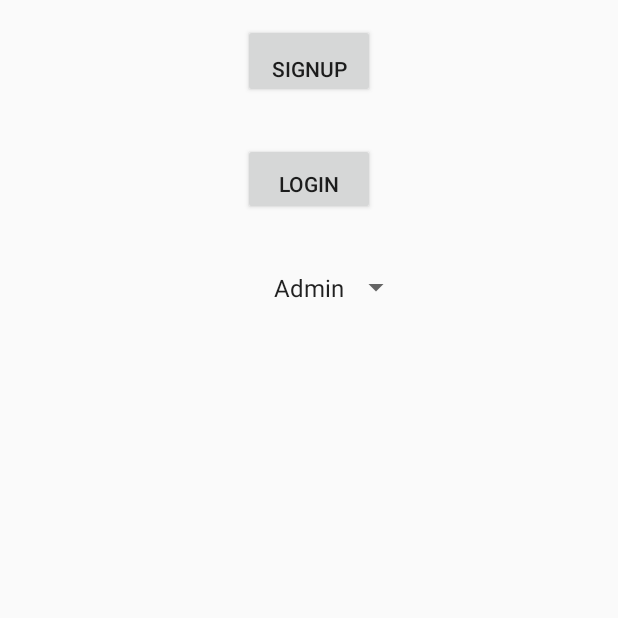
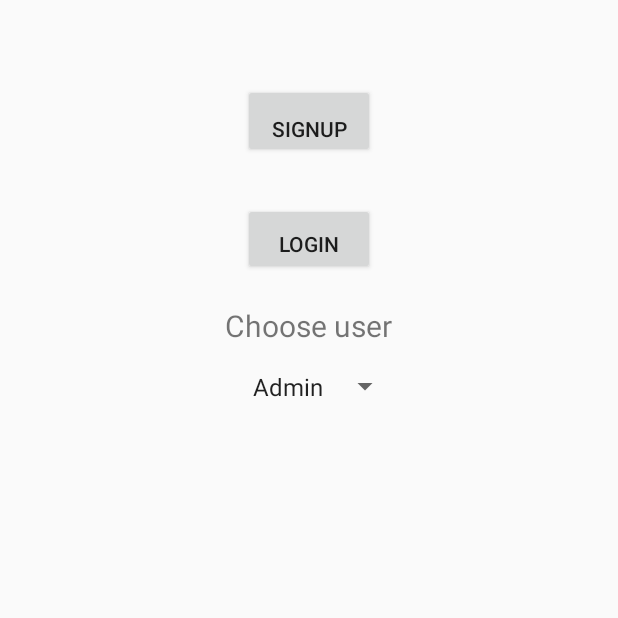
Before and after one commit to AnvilCode/Mappr, an Android app: the screen it shows after launch (MainActivity), on a phone screen of 412 x 824 dp, the top half of it. Run offline under Robolectric (Android 15) with nearby library versions, the phone set to English and light mode, and no system bars.

Commit message:
Sign and login added

```diff
--- a/app/src/main/res/layout/activity_main.xml
+++ b/app/src/main/res/layout/activity_main.xml
@@ -10,6 +10,7 @@
     tools:context="com.anvil.mappr.MainActivity">
 
 <Button
+    android:layout_marginTop="40dp"
     android:paddingTop="20dp"
     android:layout_width="wrap_content"
     android:layout_height="wrap_content"
@@ -18,15 +19,24 @@
     android:id="@+id/signup"
     android:onClick="sign"
     />
+    <TextView
+        android:id="@+id/text"
+        android:layout_marginTop="20dp"
+        android:layout_width="wrap_content"
+        android:layout_height="wrap_content"
+        android:text="Choose user"
+        android:textSize="20dp"
+        android:layout_below="@+id/login"
+        android:layout_centerHorizontal="true"/>
     <Spinner
         android:layout_width="wrap_content"
         android:layout_height="wrap_content"
         android:id="@+id/spinner"
         android:paddingTop="30dp"
         android:layout_centerHorizontal="true"
-        android:padding="37dp"
+        android:padding="16dp"
         android:entries="@array/signup_as"
-        android:layout_below="@+id/login"
+        android:layout_below="@+id/text"
         ></Spinner>
     <Button
         android:layout_marginTop="30dp"
--- a/app/src/main/res/layout/fragment_navigation_drawer.xml
+++ b/app/src/main/res/layout/fragment_navigation_drawer.xml
@@ -10,7 +10,6 @@
         android:id="@+id/ic_abstract"
         android:layout_width="280dp"
         android:layout_height="140dp"
-        android:src="@drawable/ic_abstract"
         android:layout_marginBottom="16dp"
         />
 
```
Also changed, not shown: app/src/main/java/com/anvil/mappr/MainActivity.java (+28 -1 lines).
